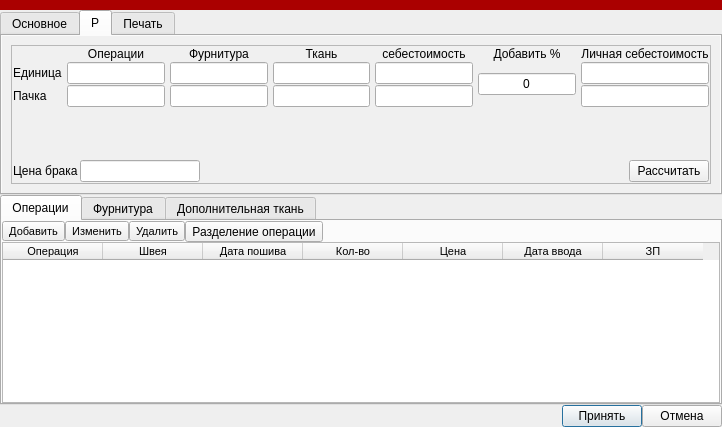
First picture: the form in ui/pack.ui, repository Meller008/CRM-Avi, before the edit.
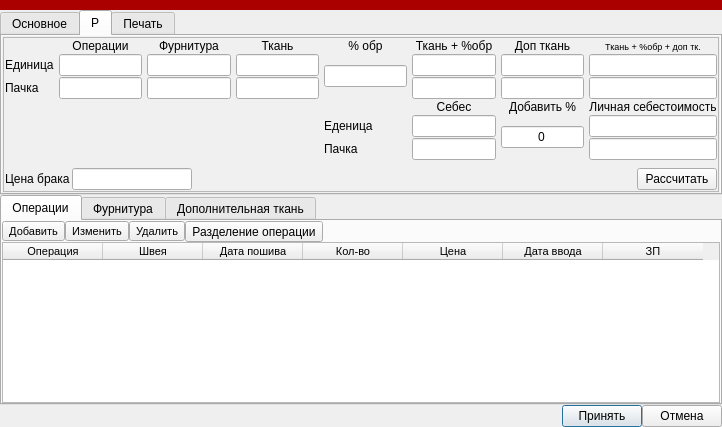
Second picture: the form after the edit. The open tabs and pages were chosen to show the change.

Commit message: работа - Поправлена себестоймость в пачке

```diff
--- a/ui/pack.ui
+++ b/ui/pack.ui
@@ -940,6 +940,21 @@
        <string>Р</string>
       </attribute>
       <layout class="QGridLayout" name="gridLayout_5">
+       <property name="leftMargin">
+        <number>1</number>
+       </property>
+       <property name="topMargin">
+        <number>1</number>
+       </property>
+       <property name="rightMargin">
+        <number>1</number>
+       </property>
+       <property name="bottomMargin">
+        <number>1</number>
+       </property>
+       <property name="spacing">
+        <number>1</number>
+       </property>
        <item row="0" column="0">
         <layout class="QHBoxLayout" name="horizontalLayout_7" stretch="0">
          <item>
@@ -1014,6 +1029,51 @@
               <property name="verticalSpacing">
                <number>1</number>
               </property>
+              <item row="0" column="7">
+               <widget class="QLabel" name="label_22">
+                <property name="text">
+                 <string>Доп ткань</string>
+                </property>
+                <property name="alignment">
+                 <set>Qt::AlignCenter</set>
+                </property>
+               </widget>
+              </item>
+              <item row="1" column="8">
+               <widget class="QLineEdit" name="le_calc_one_all_material"/>
+              </item>
+              <item row="0" column="8">
+               <widget class="QLabel" name="label_23">
+                <property name="font">
+                 <font>
+                  <pointsize>7</pointsize>
+                 </font>
+                </property>
+                <property name="text">
+                 <string>Ткань + %обр + доп тк.</string>
+                </property>
+                <property name="alignment">
+                 <set>Qt::AlignCenter</set>
+                </property>
+               </widget>
+              </item>
+              <item row="2" column="8">
+               <widget class="QLineEdit" name="le_calc_many_all_material"/>
+              </item>
+              <item row="2" column="2">
+               <widget class="QLineEdit" name="le_calc_many_accessory">
+                <property name="alignment">
+                 <set>Qt::AlignCenter</set>
+                </property>
+               </widget>
+              </item>
+              <item row="0" column="3">
+               <widget class="QLabel" name="label_14">
+                <property name="text">
+                 <string>&lt;html&gt;&lt;head/&gt;&lt;body&gt;&lt;p align=&quot;center&quot;&gt;Ткань&lt;/p&gt;&lt;/body&gt;&lt;/html&gt;</string>
+                </property>
+               </widget>
+              </item>
               <item row="2" column="1">
                <widget class="QLineEdit" name="le_calc_many_operation">
                 <property name="alignment">
@@ -1028,44 +1088,6 @@
                 </property>
                </widget>
               </item>
-              <item row="1" column="4">
-               <widget class="QLineEdit" name="le_calc_one_all">
-                <property name="alignment">
-                 <set>Qt::AlignCenter</set>
-                </property>
-               </widget>
-              </item>
-              <item row="0" column="6">
-               <widget class="QLabel" name="label_17">
-                <property name="text">
-                 <string>&lt;html&gt;&lt;head/&gt;&lt;body&gt;&lt;p align=&quot;center&quot;&gt;Личная себестоимость&lt;/p&gt;&lt;/body&gt;&lt;/html&gt;</string>
-                </property>
-               </widget>
-              </item>
-              <item row="1" column="1">
-               <widget class="QLineEdit" name="le_calc_one_operation">
-                <property name="alignment">
-                 <set>Qt::AlignCenter</set>
-                </property>
-               </widget>
-              </item>
-              <item row="0" column="3">
-               <widget class="QLabel" name="label_14">
-                <property name="text">
-                 <string>&lt;html&gt;&lt;head/&gt;&lt;body&gt;&lt;p align=&quot;center&quot;&gt;Ткань&lt;/p&gt;&lt;/body&gt;&lt;/html&gt;</string>
-                </property>
-               </widget>
-              </item>
-              <item row="1" column="5" rowspan="2">
-               <widget class="QLineEdit" name="le_calc_percent">
-                <property name="text">
-                 <string>0</string>
-                </property>
-                <property name="alignment">
-                 <set>Qt::AlignCenter</set>
-                </property>
-               </widget>
-              </item>
               <item row="0" column="2">
                <widget class="QLabel" name="label_13">
                 <property name="text">
@@ -1073,6 +1095,13 @@
                 </property>
                </widget>
               </item>
+              <item row="1" column="1">
+               <widget class="QLineEdit" name="le_calc_one_operation">
+                <property name="alignment">
+                 <set>Qt::AlignCenter</set>
+                </property>
+               </widget>
+              </item>
               <item row="1" column="2">
                <widget class="QLineEdit" name="le_calc_one_accessory">
                 <property name="alignment">
@@ -1087,48 +1116,6 @@
                 </property>
                </widget>
               </item>
-              <item row="0" column="5">
-               <widget class="QLabel" name="label_16">
-                <property name="text">
-                 <string>&lt;html&gt;&lt;head/&gt;&lt;body&gt;&lt;p align=&quot;center&quot;&gt;Добавить %&lt;/p&gt;&lt;/body&gt;&lt;/html&gt;</string>
-                </property>
-               </widget>
-              </item>
-              <item row="2" column="4">
-               <widget class="QLineEdit" name="le_calc_many_all">
-                <property name="alignment">
-                 <set>Qt::AlignCenter</set>
-                </property>
-               </widget>
-              </item>
-              <item row="2" column="2">
-               <widget class="QLineEdit" name="le_calc_many_accessory">
-                <property name="alignment">
-                 <set>Qt::AlignCenter</set>
-                </property>
-               </widget>
-              </item>
-              <item row="0" column="4">
-               <widget class="QLabel" name="label_15">
-                <property name="text">
-                 <string>&lt;html&gt;&lt;head/&gt;&lt;body&gt;&lt;p align=&quot;center&quot;&gt;себестоимость&lt;/p&gt;&lt;/body&gt;&lt;/html&gt;</string>
-                </property>
-               </widget>
-              </item>
-              <item row="1" column="6">
-               <widget class="QLineEdit" name="le_calc_one_percent">
-                <property name="alignment">
-                 <set>Qt::AlignCenter</set>
-                </property>
-               </widget>
-              </item>
-              <item row="2" column="6">
-               <widget class="QLineEdit" name="le_calc_many_percent">
-                <property name="alignment">
-                 <set>Qt::AlignCenter</set>
-                </property>
-               </widget>
-              </item>
               <item row="1" column="3">
                <widget class="QLineEdit" name="le_calc_one_material">
                 <property name="alignment">
@@ -1150,6 +1137,114 @@
                 </property>
                </widget>
               </item>
+              <item row="1" column="4" rowspan="2">
+               <widget class="QLineEdit" name="le_calc_rest_cut"/>
+              </item>
+              <item row="0" column="4">
+               <widget class="QLabel" name="label_20">
+                <property name="text">
+                 <string>% обр</string>
+                </property>
+                <property name="alignment">
+                 <set>Qt::AlignCenter</set>
+                </property>
+               </widget>
+              </item>
+              <item row="0" column="5">
+               <widget class="QLabel" name="label_21">
+                <property name="text">
+                 <string>Ткань + %обр</string>
+                </property>
+                <property name="alignment">
+                 <set>Qt::AlignCenter</set>
+                </property>
+               </widget>
+              </item>
+              <item row="1" column="5">
+               <widget class="QLineEdit" name="le_calc_one_mat_and_rest"/>
+              </item>
+              <item row="2" column="5">
+               <widget class="QLineEdit" name="le_calc_many_mat_and_rest"/>
+              </item>
+              <item row="1" column="7">
+               <widget class="QLineEdit" name="le_calc_one_add_material"/>
+              </item>
+              <item row="2" column="7">
+               <widget class="QLineEdit" name="le_calc_many_add_material"/>
+              </item>
+              <item row="3" column="8">
+               <widget class="QLabel" name="label_17">
+                <property name="text">
+                 <string>&lt;html&gt;&lt;head/&gt;&lt;body&gt;&lt;p align=&quot;center&quot;&gt;Личная себестоимость&lt;/p&gt;&lt;/body&gt;&lt;/html&gt;</string>
+                </property>
+               </widget>
+              </item>
+              <item row="4" column="8">
+               <widget class="QLineEdit" name="le_calc_one_percent">
+                <property name="alignment">
+                 <set>Qt::AlignCenter</set>
+                </property>
+               </widget>
+              </item>
+              <item row="5" column="8">
+               <widget class="QLineEdit" name="le_calc_many_percent">
+                <property name="alignment">
+                 <set>Qt::AlignCenter</set>
+                </property>
+               </widget>
+              </item>
+              <item row="3" column="7">
+               <widget class="QLabel" name="label_16">
+                <property name="text">
+                 <string>&lt;html&gt;&lt;head/&gt;&lt;body&gt;&lt;p align=&quot;center&quot;&gt;Добавить %&lt;/p&gt;&lt;/body&gt;&lt;/html&gt;</string>
+                </property>
+               </widget>
+              </item>
+              <item row="4" column="7" rowspan="2">
+               <widget class="QLineEdit" name="le_calc_percent">
+                <property name="text">
+                 <string>0</string>
+                </property>
+                <property name="alignment">
+                 <set>Qt::AlignCenter</set>
+                </property>
+               </widget>
+              </item>
+              <item row="3" column="5">
+               <widget class="QLabel" name="label_15">
+                <property name="text">
+                 <string>&lt;html&gt;&lt;head/&gt;&lt;body&gt;&lt;p align=&quot;center&quot;&gt;Себес&lt;/p&gt;&lt;/body&gt;&lt;/html&gt;</string>
+                </property>
+               </widget>
+              </item>
+              <item row="4" column="5">
+               <widget class="QLineEdit" name="le_calc_one_all">
+                <property name="alignment">
+                 <set>Qt::AlignCenter</set>
+                </property>
+               </widget>
+              </item>
+              <item row="5" column="5">
+               <widget class="QLineEdit" name="le_calc_many_all">
+                <property name="alignment">
+                 <set>Qt::AlignCenter</set>
+                </property>
+               </widget>
+              </item>
+              <item row="4" column="4">
+               <widget class="QLabel" name="label_25">
+                <property name="text">
+                 <string>Еденица</string>
+                </property>
+               </widget>
+              </item>
+              <item row="5" column="4">
+               <widget class="QLabel" name="label_26">
+                <property name="text">
+                 <string>Пачка</string>
+                </property>
+               </widget>
+              </item>
              </layout>
             </item>
             <item row="1" column="3">
```
The commit also changes 1 other file.
